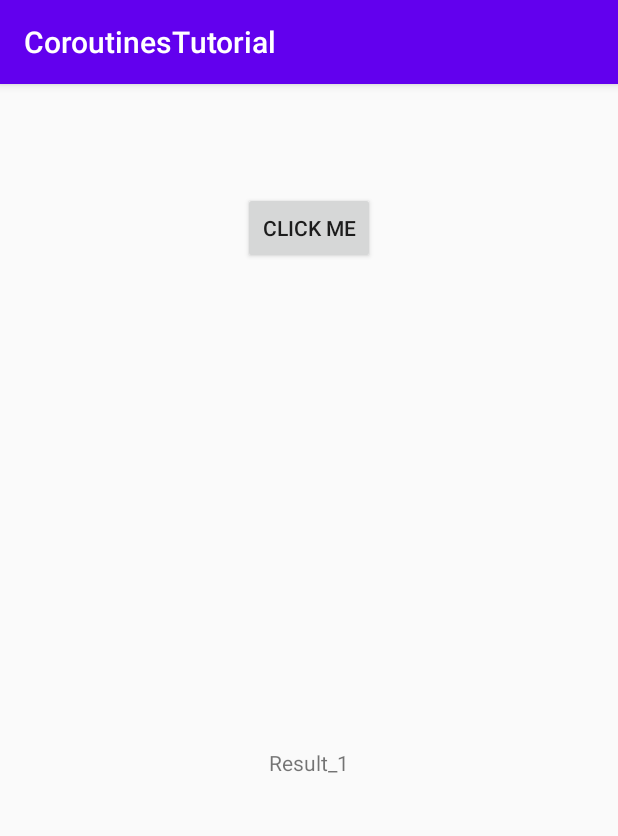
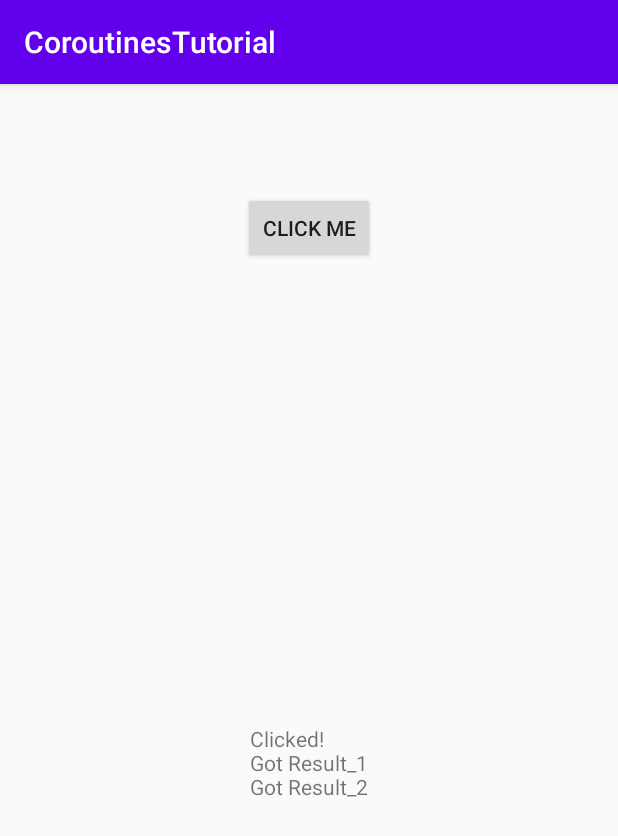
Before and after one commit to alqahtania/Kotlin-Coroutine, an Android app: the screen it shows after launch (MainActivity), after a tap on "CLICK ME", on a phone screen of 412 x 824 dp. Shown: the top 836 px of the screen. Run offline under Robolectric (Android 15) with nearby library versions, the phone set to English and light mode, and no system bars.

Commit message:
Coroutine Async and Await pattern

```diff
--- a/app/src/main/java/com/abdull/coroutinestutorial/MainActivity.kt
+++ b/app/src/main/java/com/abdull/coroutinestutorial/MainActivity.kt
@@ -1,15 +1,12 @@
 package com.abdull.coroutinestutorial
 
+import android.os.Bundle
 import androidx.appcompat.app.AppCompatActivity
-import android.os.Bundle
-import android.view.View
 import kotlinx.android.synthetic.main.activity_main.*
-import kotlinx.coroutines.CoroutineScope
+import kotlinx.coroutines.*
 import kotlinx.coroutines.Dispatchers.IO
 import kotlinx.coroutines.Dispatchers.Main
-import kotlinx.coroutines.delay
-import kotlinx.coroutines.launch
-import kotlinx.coroutines.withContext
+import kotlin.system.measureTimeMillis
 
 class MainActivity : AppCompatActivity() {
 
@@ -25,10 +22,58 @@ class MainActivity : AppCompatActivity() {
         setContentView(R.layout.activity_main)
 
         button_coroutine.setOnClickListener {
-            //Scopes: IO, Main, Default
-            CoroutineScope(IO).launch {
-                fakeApiRequest()
+            setTextView("Clicked!")
+
+//            fakeApiRequest()
+            fakeApiRequestAsyncAwait()
+        }
+    }
+
+    private fun fakeApiRequest() {
+        val startTime = System.currentTimeMillis()
+        val parentJob = CoroutineScope(IO).launch {
+            val job1 = launch {
+                val time1 = measureTimeMillis {
+                    println("debug: launching job1 in thread ${Thread.currentThread().name}")
+                    val result1 = getResult1FromApi()
+                    setTextOnMainThread("Got $result1")
+                }
+                println("debug: complete job1 in $time1")
             }
+//            job1.join() // this will make them launch sequentially. If not added they will launch concurrently
+
+            val job2 = launch {
+                val time2 = measureTimeMillis {
+                    println("debug: launching job2 in thread ${Thread.currentThread().name}")
+                    val result2 = getResult2FromApi()
+                    setTextOnMainThread("Got $result2")
+                }
+                println("debug: complete job2 in $time2")
+            }
+        }
+        parentJob.invokeOnCompletion {
+            println("debug: complete parent job in ${System.currentTimeMillis() - startTime}")
+        }
+
+    }
+
+    private fun fakeApiRequestAsyncAwait(){
+        CoroutineScope(IO).launch {
+            val executionTime = measureTimeMillis {
+                val result1: Deferred<String> = async {
+                    println("debug: launching result1 current thread: ${Thread.currentThread().name}")
+                    getResult1FromApi()
+                }
+
+                val result2: Deferred<String> = async {
+                    println("debug: launching result2 current thread: ${Thread.currentThread().name}")
+                    getResult2FromApi()
+                }
+
+                setTextOnMainThread("Got ${result1.await()}") // await() waits for result1 async to return the string
+                setTextOnMainThread("Got ${result2.await()}")
+            }
+            println("debug: total execution time: $executionTime")
         }
     }
 
@@ -44,16 +89,6 @@ class MainActivity : AppCompatActivity() {
         }
     }
 
-    private suspend fun fakeApiRequest() {
-        val result1 = getResult1FromApi()
-        setTextOnMainThread(result1)
-
-        val result2 = getResult2FromApi()
-        setTextOnMainThread(result2)
-
-        println("debug: $result1")
-    }
-
     private suspend fun getResult1FromApi(): String {
         logThread("getResult1FromApi")
         delay(1000)
@@ -62,7 +97,7 @@ class MainActivity : AppCompatActivity() {
 
     private suspend fun getResult2FromApi(): String {
         logThread("debug: getResult2FromApi")
-        delay(5000)
+        delay(1700)
         return RESULT_2
     }
 
```
